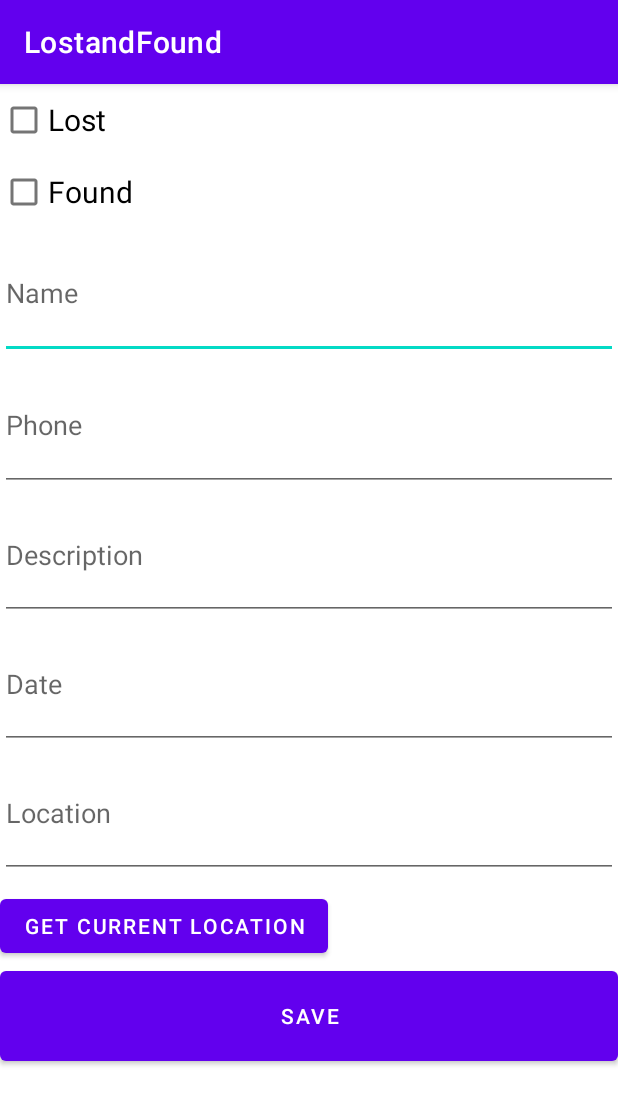
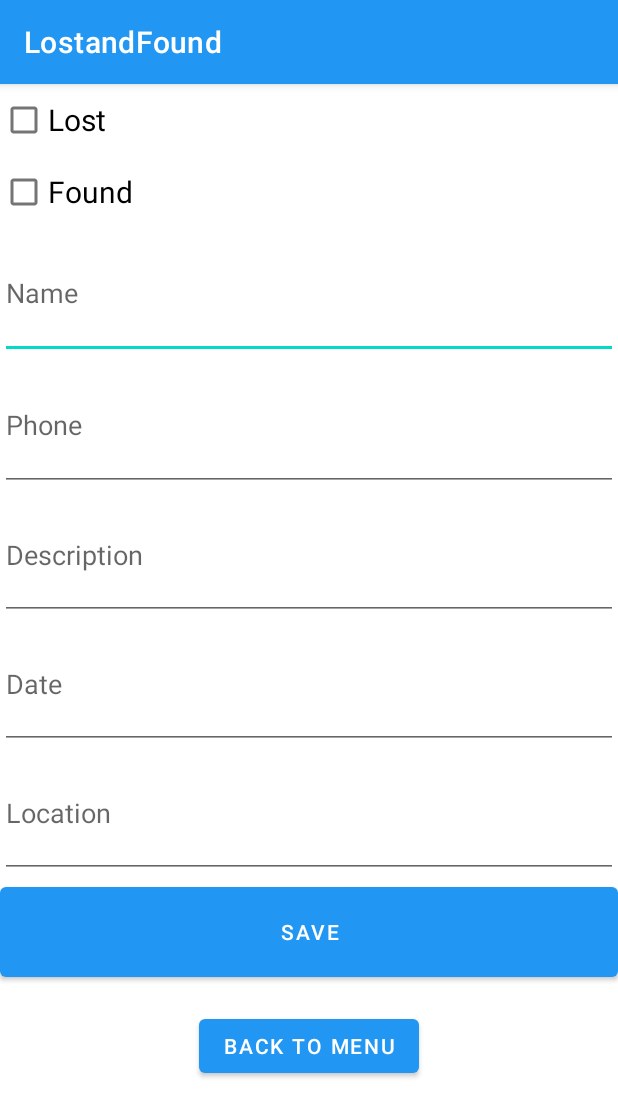
Before and after one commit to phanvuminhtrung/SIT305-Ontrack-7.1P-VuPhan, an Android app: the CreateAdvertActivity screen opened directly, with no data from a screen before it, on a phone screen of 412 x 824 dp. Shown: the top 1117 px of the screen. Run offline under Robolectric (Android 15) with nearby library versions, the phone set to English and light mode, and no system bars; 1 statement that could not run was skipped.

Commit message:
Adding back button.

```diff
--- a/app/src/main/java/com/example/lostandfound/CreateAdvertActivity.java
+++ b/app/src/main/java/com/example/lostandfound/CreateAdvertActivity.java
@@ -52,6 +52,7 @@ public class CreateAdvertActivity extends AppCompatActivity {
     private EditText locationEditText;
     private Button saveButton;
     private Button getCurrentLocationButton;
+    private Button btnBack;
 
     @Override
     protected void onCreate(Bundle savedInstanceState) {
@@ -69,6 +70,7 @@ public class CreateAdvertActivity extends AppCompatActivity {
         locationEditText = findViewById(R.id.locationEditText);
         saveButton = findViewById(R.id.saveButton);
         getCurrentLocationButton = findViewById(R.id.getCurrentLocationButton);
+        btnBack = findViewById(R.id.btnBackToMenu);
 
         Places.initialize(getApplicationContext(), "AIzaSyCpAX_odlXTiTVW053-e92V6i-YMUSr418");
 
@@ -85,6 +87,7 @@ public class CreateAdvertActivity extends AppCompatActivity {
             }
         });
 
+        //Retrieve current location button
         getCurrentLocationButton.setOnClickListener(new View.OnClickListener() {
             @Override
             public void onClick(View view) {
@@ -96,6 +99,7 @@ public class CreateAdvertActivity extends AppCompatActivity {
             }
         });
 
+        //Save button
         saveButton.setOnClickListener(new View.OnClickListener() {
             @Override
             public void onClick(View view) {
@@ -137,6 +141,14 @@ public class CreateAdvertActivity extends AppCompatActivity {
                 Toast.makeText(CreateAdvertActivity.this, "Advert created successfully", Toast.LENGTH_SHORT).show();
 
                 finish();
+            }
+        });
+
+        //Back button
+        btnBack.setOnClickListener(new View.OnClickListener() {
+            @Override
+            public void onClick(View v) {
+                finish(); // Closes current screen and returns to previous one
             }
         });
     }
@@ -216,4 +228,6 @@ public class CreateAdvertActivity extends AppCompatActivity {
         dbHelper.close();
         super.onDestroy();
     }
+
+
 }
--- a/app/src/main/res/layout/activity_create_advert.xml
+++ b/app/src/main/res/layout/activity_create_advert.xml
@@ -55,7 +55,9 @@
         android:layout_below="@id/locationEditText"
         android:layout_marginTop="8dp"
         android:layout_alignParentEnd="true"
-        android:text="Get Current Location" />
+        android:text="Get Current Location"
+        android:visibility="gone"
+        />
 
     <Button
         android:id="@+id/saveButton"
@@ -63,4 +65,13 @@
         android:layout_height="72dp"
         android:text="Save" />
 
+    <Button
+        android:id="@+id/btnBackToMenu"
+        android:layout_width="wrap_content"
+        android:layout_height="wrap_content"
+        android:text="Back to Menu"
+        android:layout_marginTop="16dp"
+        android:layout_gravity="center_horizontal" />
+
+
 </LinearLayout>
--- a/app/src/main/res/layout/activity_main.xml
+++ b/app/src/main/res/layout/activity_main.xml
@@ -35,6 +35,7 @@
         android:layout_width="138dp"
         android:layout_height="68dp"
         android:text="Show Items On Map"
+        android:visibility="gone"
         app:layout_constraintBottom_toBottomOf="parent"
         app:layout_constraintEnd_toEndOf="parent"
         app:layout_constraintHorizontal_bias="0.498"
--- a/app/src/main/res/values/colors.xml
+++ b/app/src/main/res/values/colors.xml
@@ -7,4 +7,5 @@
     <color name="teal_700">#FF018786</color>
     <color name="black">#FF000000</color>
     <color name="white">#FFFFFFFF</color>
+    <color name="blue">#2196F3</color>
 </resources>
--- a/app/src/main/res/values/themes.xml
+++ b/app/src/main/res/values/themes.xml
@@ -2,15 +2,17 @@
     <!-- Base application theme. -->
     <style name="Theme.LostandFound" parent="Theme.MaterialComponents.DayNight.DarkActionBar">
         <!-- Primary brand color. -->
-        <item name="colorPrimary">@color/purple_500</item>
-        <item name="colorPrimaryVariant">@color/purple_700</item>
+        <item name="colorPrimary">@color/blue</item>
+        <item name="colorPrimaryVariant">@color/blue</item>
         <item name="colorOnPrimary">@color/white</item>
+
         <!-- Secondary brand color. -->
         <item name="colorSecondary">@color/teal_200</item>
         <item name="colorSecondaryVariant">@color/teal_700</item>
         <item name="colorOnSecondary">@color/black</item>
+
         <!-- Status bar color. -->
         <item name="android:statusBarColor">?attr/colorPrimaryVariant</item>
-        <!-- Customize your theme here. -->
+
     </style>
 </resources>
```
Also changed, not shown: app/src/main/java/com/example/lostandfound/ItemDetailsActivity.java (+10 -0 lines), app/src/main/java/com/example/lostandfound/ShowItemsActivity.java (+10 -0 lines), app/src/main/res/layout/activity_item_details.xml (+8 -0 lines), app/src/main/res/layout/activity_show_items.xml (+11 -1 lines).
